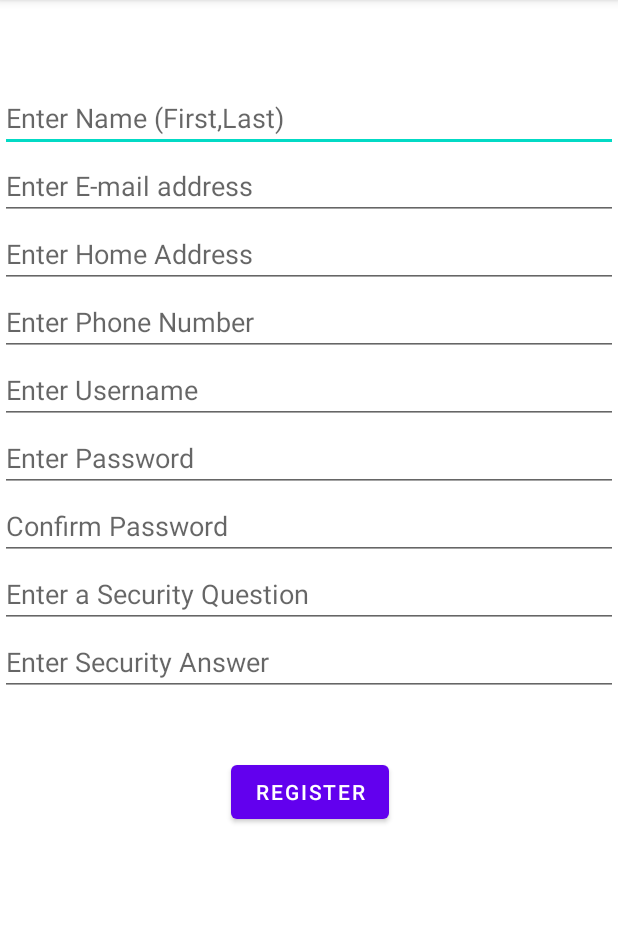
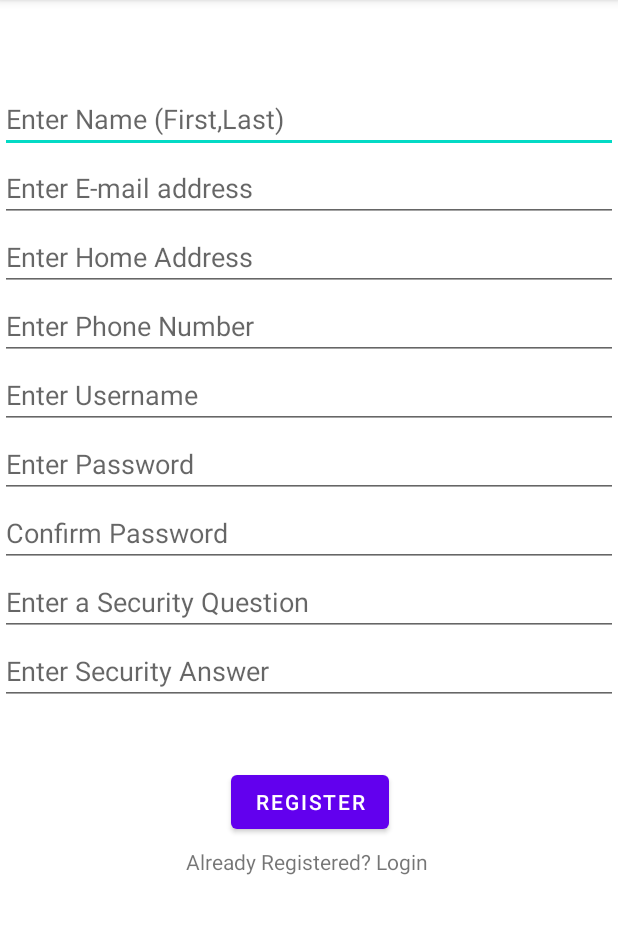
Before and after one commit to devasriwarrier/PHMS, an Android app: the screen it shows after launch (RegisterActivity), after a tap on "Register Here.", on a phone screen of 412 x 824 dp, the part 84-1018 px from its top. Run offline under Robolectric (Android 15) with nearby library versions, the phone set to English and light mode, and no system bars.

Commit message:
Complete Registration

```diff
--- a/src/main/java/com/example/loginregistration/LoginActivity.java
+++ b/src/main/java/com/example/loginregistration/LoginActivity.java
@@ -4,10 +4,12 @@ import androidx.appcompat.app.AppCompatActivity;
 
 import android.content.Intent;
 import android.os.Bundle;
+import android.provider.ContactsContract;
 import android.view.View;
 import android.widget.Button;
 import android.widget.EditText;
 import android.widget.TextView;
+import android.widget.Toast;
 
 public class LoginActivity extends AppCompatActivity {
 
@@ -15,12 +17,14 @@ public class LoginActivity extends AppCompatActivity {
     EditText mTextPassword;
     Button mButtonLogin;
     TextView mTextViewRegister;
+    DatabaseHelper db;
 
     @Override
     protected void onCreate(Bundle savedInstanceState) {
         super.onCreate(savedInstanceState);
         setContentView(R.layout.activity_login);
 
+        db = new DatabaseHelper(this);
         mTextUsername = (EditText)findViewById(R.id.username);
         mTextPassword = (EditText)findViewById(R.id.password);
         mButtonLogin = (Button) findViewById(R.id.login);
@@ -33,6 +37,20 @@ public class LoginActivity extends AppCompatActivity {
 
             }
         });
+        mButtonLogin.setOnClickListener(new View.OnClickListener() {
+            @Override
+            public void onClick(View view) {
+                String user = mTextUsername.getText().toString().trim();
+                String pass = mTextPassword.getText().toString().trim();
+                Boolean res = db.checkUserExists(user, pass);
+                if (res == true) {
+                    Toast.makeText(LoginActivity.this, "Successfully Logged In", Toast.LENGTH_SHORT).show();
+                }
+                else {
+                    Toast.makeText(LoginActivity.this, "Login Error", Toast.LENGTH_SHORT).show();
+                }
 
+            }
+        });
     }
 }
--- a/src/main/java/com/example/loginregistration/RegisterActivity.java
+++ b/src/main/java/com/example/loginregistration/RegisterActivity.java
@@ -4,12 +4,15 @@ import androidx.appcompat.app.AppCompatActivity;
 
 import android.content.Intent;
 import android.os.Bundle;
+import android.provider.ContactsContract;
 import android.view.View;
 import android.widget.Button;
 import android.widget.EditText;
 import android.widget.TextView;
+import android.widget.Toast;
 
 public class RegisterActivity extends AppCompatActivity {
+    DatabaseHelper db;
     EditText mTextUsername;
     EditText mTextPassword;
     EditText mTextConfirmPassword;
@@ -21,11 +24,12 @@ public class RegisterActivity extends AppCompatActivity {
         super.onCreate(savedInstanceState);
         setContentView(R.layout.activity_register);
 
-        mTextUsername = (EditText) findViewById(R.id.username);
-        mTextPassword = (EditText) findViewById(R.id.password);
-        mTextConfirmPassword = (EditText) findViewById(R.id.rePassword);
-        mButtonRegister = (Button) findViewById(R.id.login);
-        mTextViewLogin = (TextView) findViewById(R.id.register);
+        db = new DatabaseHelper(this);
+        mTextUsername = (EditText) findViewById(R.id.edittext_username);
+        mTextPassword = (EditText) findViewById(R.id.edittext_password);
+        mTextConfirmPassword = (EditText) findViewById(R.id.edittext_rePassword);
+        mButtonRegister = (Button) findViewById(R.id.buttonRegister);
+        mTextViewLogin = (TextView) findViewById(R.id.textView_login);
         mTextViewLogin.setOnClickListener(new View.OnClickListener() {
             @Override
             public void onClick(View view) {
@@ -33,5 +37,31 @@ public class RegisterActivity extends AppCompatActivity {
                 startActivity(LoginIntent);
             }
         });
+
+        mButtonRegister.setOnClickListener(new View.OnClickListener() {
+            @Override
+            public void onClick(View view) {
+                String user = mTextUsername.getText().toString().trim();
+                String pass = mTextPassword.getText().toString().trim();
+                String confirmPass = mTextConfirmPassword.getText().toString().trim();
+
+                if(pass.equals(confirmPass))
+                {
+                    long val = db.addUser(user,pass);
+                    if(val > 0) {
+                        Toast.makeText(RegisterActivity.this, "Successfully Registered", Toast.LENGTH_SHORT).show();
+                        Intent moveToLogin = new Intent(RegisterActivity.this, LoginActivity.class);
+                        startActivity(moveToLogin);
+                    }
+                    else{
+                        Toast.makeText(RegisterActivity.this, "Error Registering. Please Try Again.", Toast.LENGTH_SHORT).show();
+                    }
+                }
+                else
+                {
+                    Toast.makeText(RegisterActivity.this, "Passwords do not match", Toast.LENGTH_SHORT).show();
+                }
+            }
+        });
     }
 }
--- a/src/main/res/layout/activity_register.xml
+++ b/src/main/res/layout/activity_register.xml
@@ -59,62 +59,62 @@
         android:layout_below="@+id/address"
         android:hint="@string/phoneNumber"
         android:inputType="phone"
-        app:layout_constraintBottom_toTopOf="@+id/username"
+        app:layout_constraintBottom_toTopOf="@+id/edittext_username"
         app:layout_constraintEnd_toEndOf="parent"
         app:layout_constraintStart_toStartOf="parent"
         app:layout_constraintTop_toBottomOf="@+id/address"
         android:autofillHints="" />
 
     <EditText
-        android:id="@+id/username"
+        android:id="@+id/edittext_username"
         android:layout_width="match_parent"
         android:layout_height="wrap_content"
         android:layout_below="@+id/phone"
         android:hint="@string/enterUsername"
         android:inputType="textPersonName"
-        app:layout_constraintBottom_toTopOf="@+id/password"
+        app:layout_constraintBottom_toTopOf="@+id/edittext_password"
         app:layout_constraintEnd_toEndOf="parent"
         app:layout_constraintStart_toStartOf="parent"
         app:layout_constraintTop_toBottomOf="@+id/phone"
         android:autofillHints="" />
 
     <EditText
-        android:id="@+id/password"
+        android:id="@+id/edittext_password"
         android:layout_width="match_parent"
         android:layout_height="wrap_content"
-        android:layout_below="@+id/username"
+        android:layout_below="@+id/edittext_username"
         android:hint="@string/enterPassword"
         android:inputType="textPassword"
-        app:layout_constraintBottom_toTopOf="@+id/rePassword"
+        app:layout_constraintBottom_toTopOf="@+id/edittext_rePassword"
         app:layout_constraintEnd_toEndOf="parent"
         app:layout_constraintStart_toStartOf="parent"
-        app:layout_constraintTop_toBottomOf="@+id/username"
+        app:layout_constraintTop_toBottomOf="@+id/edittext_username"
         android:autofillHints="" />
 
     <EditText
-        android:id="@+id/rePassword"
+        android:id="@+id/edittext_rePassword"
         android:layout_width="match_parent"
         android:layout_height="wrap_content"
-        android:layout_below="@+id/password"
+        android:layout_below="@+id/edittext_password"
         android:hint="@string/confirmPassword"
         android:inputType="textPassword"
         app:layout_constraintBottom_toTopOf="@+id/securityQuestion"
         app:layout_constraintEnd_toEndOf="parent"
         app:layout_constraintStart_toStartOf="parent"
-        app:layout_constraintTop_toBottomOf="@+id/password"
+        app:layout_constraintTop_toBottomOf="@+id/edittext_password"
         android:autofillHints="" />
 
     <EditText
         android:id="@+id/securityQuestion"
         android:layout_width="match_parent"
         android:layout_height="wrap_content"
-        android:layout_below="@+id/rePassword"
+        android:layout_below="@+id/edittext_rePassword"
         android:hint="@string/enterSecurityQ"
         android:inputType="textPersonName"
         app:layout_constraintBottom_toTopOf="@+id/securityAnswer"
         app:layout_constraintEnd_toEndOf="parent"
         app:layout_constraintStart_toStartOf="parent"
-        app:layout_constraintTop_toBottomOf="@+id/rePassword"
+        app:layout_constraintTop_toBottomOf="@+id/edittext_rePassword"
         android:importantForAutofill="no" />
 
     <EditText
@@ -126,13 +126,13 @@
         android:hint="@string/enterSecurityA"
         android:importantForAutofill="no"
         android:inputType="textPersonName"
-        app:layout_constraintBottom_toTopOf="@+id/button"
+        app:layout_constraintBottom_toTopOf="@+id/buttonRegister"
         app:layout_constraintEnd_toEndOf="parent"
         app:layout_constraintStart_toStartOf="parent"
         app:layout_constraintTop_toBottomOf="@+id/securityQuestion" />
 
     <Button
-        android:id="@+id/button"
+        android:id="@+id/buttonRegister"
         android:layout_width="wrap_content"
         android:layout_height="wrap_content"
         android:layout_marginStart="155dp"
@@ -142,12 +142,46 @@
         android:layout_marginRight="163dp"
         android:layout_marginBottom="30dp"
         android:textColor="@android:color/white"
-        android:text="Register"
+        android:text="@string/registerButton"
         app:layout_constraintBottom_toBottomOf="parent"
         app:layout_constraintEnd_toEndOf="parent"
         app:layout_constraintHorizontal_bias="0.166"
         app:layout_constraintStart_toStartOf="parent"
         app:layout_constraintTop_toBottomOf="@+id/securityAnswer" />
 
+    <TextView
+        android:id="@+id/alreadyRegistered"
+        android:layout_width="wrap_content"
+        android:layout_height="wrap_content"
+        android:layout_marginStart="123dp"
+        android:layout_marginLeft="123dp"
+        android:layout_marginTop="6dp"
+        android:layout_marginEnd="1dp"
+        android:layout_marginRight="1dp"
+        android:layout_marginBottom="5dp"
+        android:text="@string/already_registered"
+        app:layout_constraintBottom_toBottomOf="parent"
+        app:layout_constraintEnd_toStartOf="@+id/textView_login"
+        app:layout_constraintHorizontal_bias="0.4"
+        app:layout_constraintStart_toStartOf="parent"
+        app:layout_constraintTop_toBottomOf="@+id/buttonRegister"
+        app:layout_constraintVertical_bias="0.0" />
+
+    <TextView
+        android:id="@+id/textView_login"
+        android:layout_width="wrap_content"
+        android:layout_height="wrap_content"
+        android:layout_marginStart="2dp"
+        android:layout_marginLeft="2dp"
+        android:layout_marginTop="6dp"
+        android:layout_marginEnd="126dp"
+        android:layout_marginRight="126dp"
+        android:layout_marginBottom="5dp"
+        android:text="@string/loginregister"
+        app:layout_constraintBottom_toBottomOf="parent"
+        app:layout_constraintEnd_toEndOf="parent"
+        app:layout_constraintStart_toEndOf="@+id/alreadyRegistered"
+        app:layout_constraintTop_toBottomOf="@+id/buttonRegister" />
+
 
 </androidx.constraintlayout.widget.ConstraintLayout>
--- a/src/main/res/values/strings.xml
+++ b/src/main/res/values/strings.xml
@@ -19,7 +19,9 @@
     <string name="phoneNumber">Enter Phone Number</string>
     <string name="enterUsername">Enter Username</string>
     <string name="enterPassword">Enter Password</string>
-    <string name="confirmPassword">Confirm Password</string>
     <string name="enterSecurityQ">Enter a Security Question</string>
     <string name="enterSecurityA">Enter Security Answer</string>
+    <string name="registerButton">Register</string>
+    <string name="loginregister">Login</string>
+    <string name="already_registered">Already Registered?</string>
 </resources>
```
Also changed, not shown: src/main/java/com/example/loginregistration/DatabaseHelper.java (added, +59 -0 lines).
